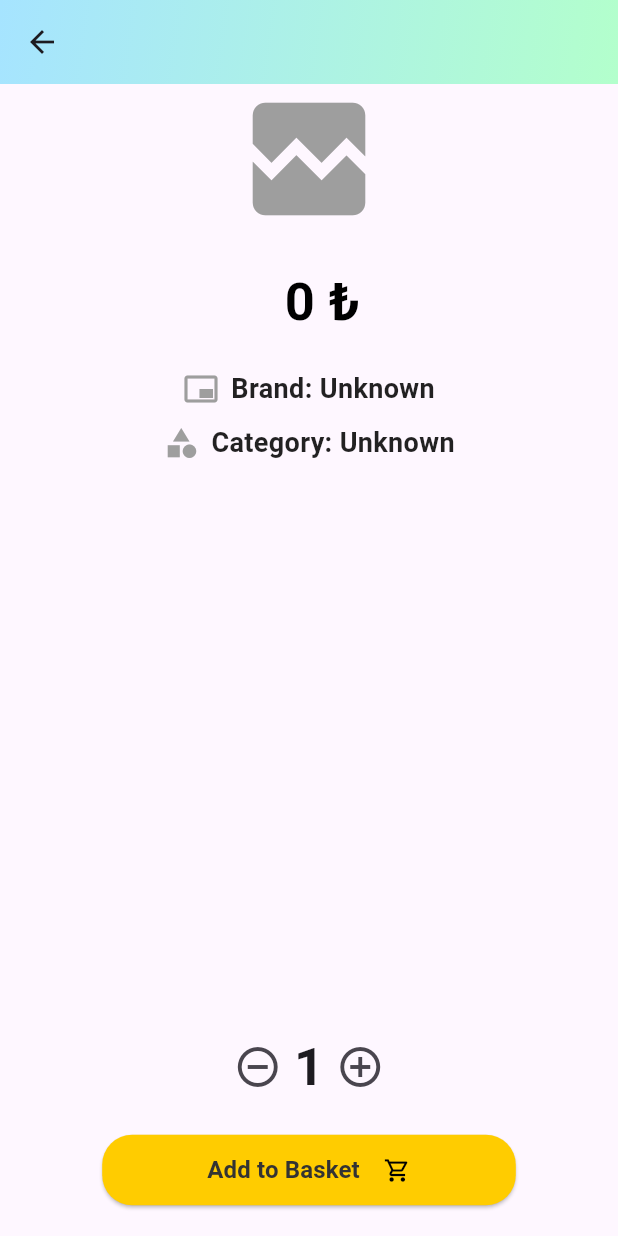
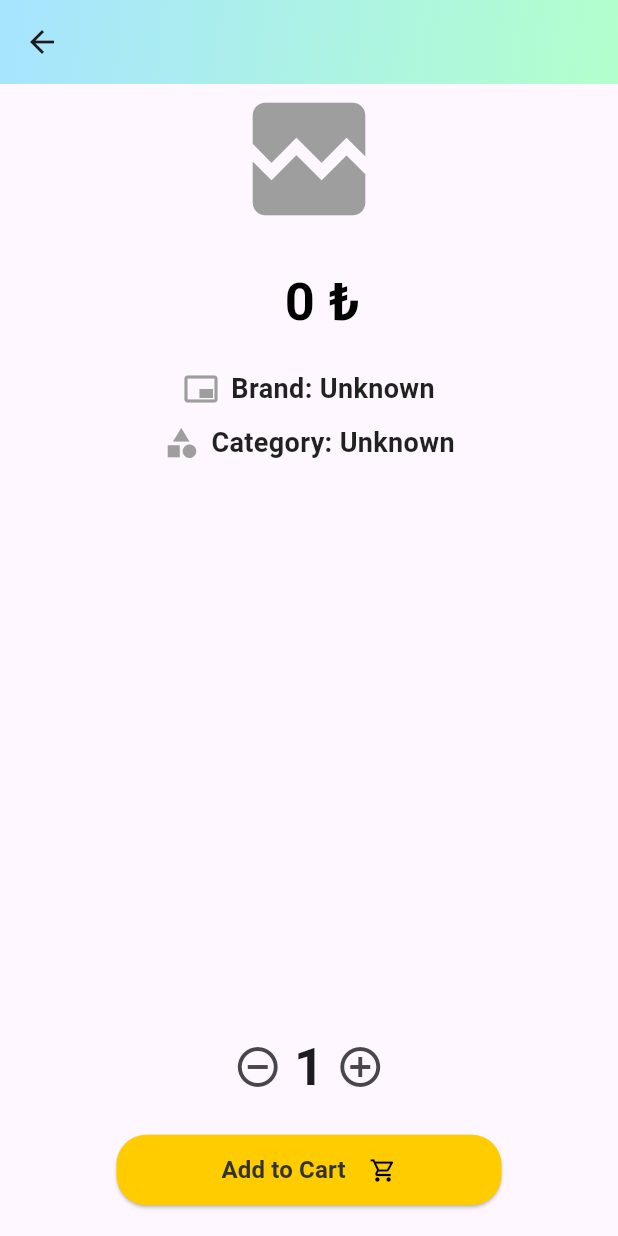
Before and after one commit to denizhanMisirlioglu/FlutterEcommerceApp, a Flutter app: the DetailView screen opened directly with empty values, on a phone screen of 412 x 824 dp. Run offline on Flutter 3.47's test engine with Material 3 defaults, Android fonts, the phone set to English and light mode, and no system bars; our stand-ins replace dio, flutter_bloc, lottie, shared_preferences, sqflite; accounts and stored records are empty; network calls fail.

Commit message:
update product card

```diff
--- a/lib/repo/ecommerce_dao_repository.dart
+++ b/lib/repo/ecommerce_dao_repository.dart
@@ -67,7 +67,7 @@ class EcommerceDaoRepository {
       }
 
       if (existingItem != null) {
-        // Eğer ürün zaten varsa, sadece miktarı güncelle
+        // Eğer ürün zaten varsa, sadece miktarı güncelle ( sepete miktarı artmış şekilde ekle, öncekini sil)
         var updatedQuantity = existingItem.orderAmount + quantity;
         var url = '${baseUrl}sepeteUrunEkle.php';
         var data = {
@@ -144,7 +144,7 @@ class EcommerceDaoRepository {
     }
   }
 
-  /// Belirtilen bir ürünün tam URL'sini döndürür.
+  /// Belirtilen bir ürünün tam resim URL'sini döndürür.
   Future<String> getProductImage(String imageName) async {
     return "${baseUrl}resimler/$imageName";
   }
--- a/lib/view/bottom_screens/home_view.dart
+++ b/lib/view/bottom_screens/home_view.dart
@@ -122,7 +122,7 @@ class _HomeViewState extends State<HomeView> {
                         shrinkWrap: true,
                         gridDelegate: const SliverGridDelegateWithFixedCrossAxisCount(
                           crossAxisCount: 2,
-                          childAspectRatio: 3 / 4,
+                          childAspectRatio: 0.65,
                           crossAxisSpacing: 8,
                           mainAxisSpacing: 8,
                         ),
--- a/lib/widgets/buttons/add_basket_button.dart
+++ b/lib/widgets/buttons/add_basket_button.dart
@@ -3,73 +3,100 @@ import 'package:flutter_bloc/flutter_bloc.dart';
 import '../../model/product/product.dart';
 import '../../cubit/order_basket/basket_cubit.dart';
 import '../../cubit/navigation/navigation_cubit.dart';
-import '../../util/lottie/lottie_helper.dart';
 import '../../util/session_manager.dart';
 import '../../util/design/app_colors.dart';
 import '../../util/design/app_text_styles.dart';
 
-class AddToBasketButton extends StatelessWidget {
+class AddToBasketButton extends StatefulWidget {
   final Product product;
   final int quantity;
   final SessionManager sessionManager;
+  final ButtonStyle? style;
 
   const AddToBasketButton({
     Key? key,
     required this.product,
     required this.quantity,
     required this.sessionManager,
+    this.style,
   }) : super(key: key);
 
   @override
+  _AddToBasketButtonState createState() => _AddToBasketButtonState();
+}
+
+class _AddToBasketButtonState extends State<AddToBasketButton>
+    with SingleTickerProviderStateMixin {
+  late final AnimationController _ctrl;
+  late final Animation<double> _scaleAnim;
+
+  @override
+  void initState() {
+    super.initState();
+    _ctrl = AnimationController(
+      vsync: this,
+      duration: const Duration(milliseconds: 200),
+    );
+    _scaleAnim = Tween<double>(begin: 1.0, end: 1.2).animate(
+      CurvedAnimation(parent: _ctrl, curve: Curves.easeOut),
+    );
+  }
+
+  @override
+  void dispose() {
+    _ctrl.dispose();
+    super.dispose();
+  }
+
+  Future<void> _onTap() async {
+    // 1) güçlü pop animasyonu
+    await _ctrl.forward();
+    await _ctrl.reverse();
+
+    // 2) sepete ekleme + navigation
+    final basketCubit = context.read<BasketCubit>();
+    try {
+      final username = await widget.sessionManager.getUsername();
+      if (username == null) throw Exception("User not logged in");
+
+      await basketCubit.repo
+          .addProductToBasket(widget.product, widget.quantity, username);
+      basketCubit.getBasketItems();
+
+      context.read<NavigationCubit>().navigateTo(2);
+      if (Navigator.of(context).canPop()) Navigator.of(context).pop();
+    } catch (e) {
+      ScaffoldMessenger.of(context)
+          .showSnackBar(SnackBar(content: Text('Failed to add to basket: $e')));
+    }
+  }
+
+  @override
   Widget build(BuildContext context) {
-    return ElevatedButton(
-      style: ElevatedButton.styleFrom(
-        padding: const EdgeInsets.symmetric(horizontal: 70, vertical: 12), // Genişlik ve yükseklik
-        backgroundColor: AppColors.primary,
-        shape: RoundedRectangleBorder(
-          borderRadius: BorderRadius.circular(20), // Oval kenarlar
+    return AnimatedBuilder(
+      animation: _scaleAnim,
+      builder: (context, child) => Transform.scale(
+        scale: _scaleAnim.value,
+        child: child,
+      ),
+      child: ElevatedButton(
+        style: widget.style ??
+            ElevatedButton.styleFrom(
+              padding: const EdgeInsets.symmetric(horizontal: 70, vertical: 12),
+              backgroundColor: AppColors.primary,   // eski sarı rengin geri geldiği yer
+              shape: RoundedRectangleBorder(
+                borderRadius: BorderRadius.circular(20),
+              ),
+            ),
+        onPressed: _onTap,  // artık null değil, buton etkin
+        child: Row(
+          mainAxisSize: MainAxisSize.min,
+          children: const [
+            Text('Add to Cart', style: AppTextStyles.button),
+            SizedBox(width: 16),
+            Icon(Icons.shopping_cart_outlined, color: Colors.black),
+          ],
         ),
-      ),
-      onPressed: () async {
-        final basketCubit = context.read<BasketCubit>();
-        try {
-          final username = await sessionManager.getUsername();
-          if (username == null) {
-            throw Exception("Username is null. User might not be logged in.");
-          }
-
-          await basketCubit.repo.addProductToBasket(product, quantity, username);
-          basketCubit.getBasketItems();
-
-          //Sepete başarıyla eklendi animasyonu
-          LottieHelper.showAnimation(
-            context: context,
-            animation: LottieAnimations.addToCart,
-            speed: 1.5,
-            width: 300,
-            height: 300,
-            onComplete: () {
-              // Animasyon tamamlandığında yapılacak işlem
-              context.read<NavigationCubit>().navigateTo(2); // Sepet sayfasına yönlendir
-              Navigator.pop(context);
-            },
-          );
-        } catch (e) {
-          ScaffoldMessenger.of(context).showSnackBar(
-            SnackBar(content: Text('Failed to add product to basket: $e')),
-          );
-        }
-      },
-      child: Row(
-        mainAxisSize: MainAxisSize.min, // Butonun içeriği kadar geniş olması için
-        children: [
-          const Text(
-            'Add to Basket',
-            style: AppTextStyles.button, // Yazı stili
-          ),
-          const SizedBox(width: 16), // Yazı ile ikon arasındaki boşluk
-          const Icon(Icons.shopping_cart_outlined, color:Colors.black), // Sepet ikonu
-        ],
       ),
     );
   }
```
Also changed, not shown: lib/util/lottie/lottie_helper.dart (+49 -41 lines), lib/widgets/cards/product_card.dart (+35 -8 lines), pubspec.lock, 125 other files.
